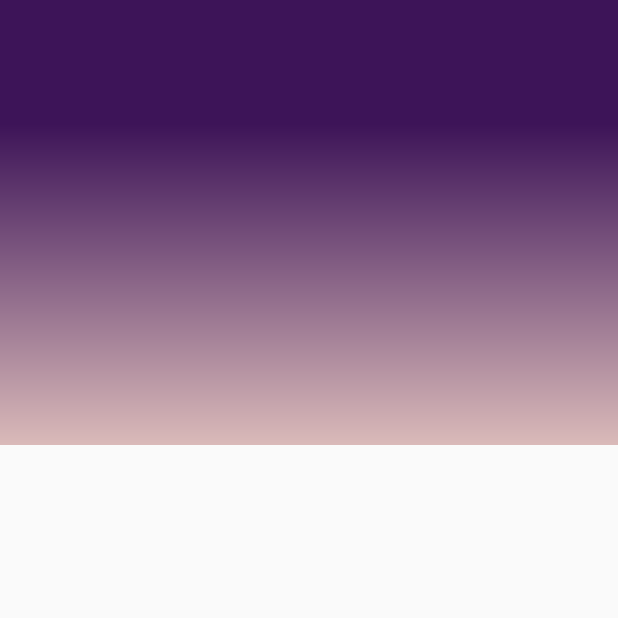
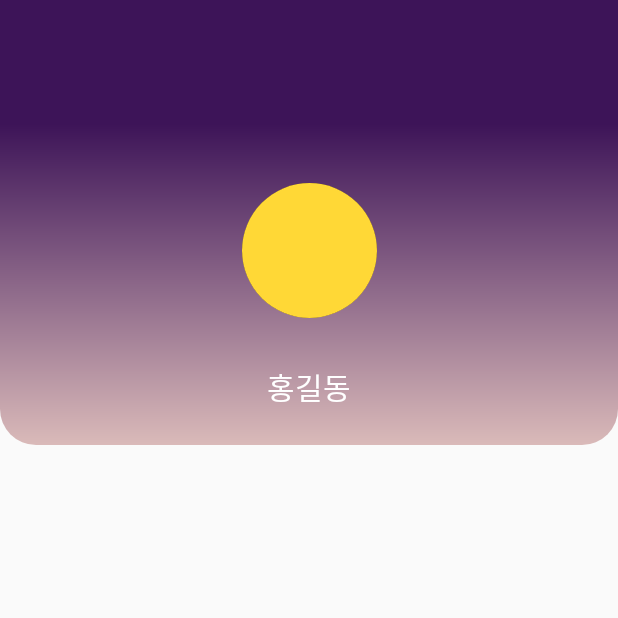
Before and after one commit to Sagittta/SulBam, an Android app: the screen it shows after launch (AccountsSettingsActivity), on a phone screen of 412 x 824 dp, the top half of it. Run offline under Robolectric (Android 15) with nearby library versions, the phone set to English and light mode, and no system bars.

Commit message:
add profile view

```diff
--- a/app/build.gradle
+++ b/app/build.gradle
@@ -26,4 +26,5 @@ dependencies {
     testImplementation 'junit:junit:4.12'
     androidTestImplementation 'androidx.test:runner:1.2.0'
     androidTestImplementation 'androidx.test.espresso:espresso-core:3.2.0'
+    implementation 'androidx.recyclerview:recyclerview:1.0.0'
 }
--- a/app/src/main/java/kr/hs/emirim/sagittta/sulbam/AccountsSettingsActivity.java
+++ b/app/src/main/java/kr/hs/emirim/sagittta/sulbam/AccountsSettingsActivity.java
@@ -2,7 +2,13 @@ package kr.hs.emirim.sagittta.sulbam;
 
 import androidx.appcompat.app.AppCompatActivity;
 
+import android.graphics.drawable.GradientDrawable;
+import android.graphics.drawable.ShapeDrawable;
+import android.graphics.drawable.shapes.OvalShape;
+import android.os.Build;
 import android.os.Bundle;
+import android.widget.FrameLayout;
+import android.widget.ImageView;
 
 public class AccountsSettingsActivity extends AppCompatActivity {
 
@@ -11,5 +17,15 @@ public class AccountsSettingsActivity extends AppCompatActivity {
         super.onCreate(savedInstanceState);
         setContentView(R.layout.activity_accounts_settings);
 
+        // 원형 프로필
+        ImageView profile = (ImageView) findViewById(R.id.profile);
+        profile.setBackground(new ShapeDrawable(new OvalShape()));
+        profile.setBackground(new ShapeDrawable(new OvalShape()));
+        if(Build.VERSION.SDK_INT >= 21) {
+            profile.setClipToOutline(true);
+        }
+
+        // 프로필 배경
+
     }
 }
--- a/app/src/main/res/drawable/main_background.xml
+++ b/app/src/main/res/drawable/main_background.xml
@@ -1,8 +1,9 @@
 <?xml version="1.0" encoding="utf-8"?>
-<shape xmlns:android="http://schemas.android.com/apk/res/android">
+<shape xmlns:android="http://schemas.android.com/apk/res/android" android:shape="rectangle">
     <gradient
         android:angle="90"
     android:type="linear"
     android:startColor="#DABAB9"
     android:endColor="#3D1458" />
+    <corners android:bottomLeftRadius="24dp" android:bottomRightRadius="24dp"/>
 </shape>
--- /dev/null
+++ b/app/src/main/res/drawable/rounding.xml
@@ -0,0 +1,5 @@
+<?xml version="1.0" encoding="utf-8"?>
+<shape xmlns:android="http://schemas.android.com/apk/res/android"
+    android:shape="rectangle">
+    <corners android:bottomLeftRadius="8dp" android:bottomRightRadius="8dp"/>
+</shape>
--- a/app/src/main/res/layout/activity_accounts_settings.xml
+++ b/app/src/main/res/layout/activity_accounts_settings.xml
@@ -25,23 +25,46 @@
         android:layout_width="0dp"
         android:layout_height="0dp"
         android:background="#3D1458"
-        app:layout_constraintBottom_toTopOf="@+id/secondLayout"
+        app:layout_constraintBottom_toTopOf="@+id/guideline"
         app:layout_constraintEnd_toEndOf="parent"
         app:layout_constraintStart_toStartOf="parent"
         app:layout_constraintTop_toTopOf="parent">
 
     </FrameLayout>
 
-    <FrameLayout
-        android:id="@+id/secondLayout"
-        android:background="@drawable/main_background"
+    <ImageView
+        android:id="@+id/bgColor"
         android:layout_width="0dp"
         android:layout_height="0dp"
+        android:background="@drawable/main_background"
         app:layout_constraintBottom_toTopOf="@+id/guideline2"
         app:layout_constraintEnd_toEndOf="parent"
         app:layout_constraintStart_toStartOf="parent"
-        app:layout_constraintTop_toTopOf="@+id/guideline">
+        app:layout_constraintTop_toBottomOf="@+id/firstLayout" />
 
-    </FrameLayout>
+    <ImageView
+        android:id="@+id/profile"
+        android:layout_width="90dp"
+        android:layout_height="90dp"
+        android:layout_marginTop="8dp"
+        app:layout_constraintBottom_toTopOf="@+id/name"
+        app:layout_constraintEnd_toEndOf="parent"
+        app:layout_constraintStart_toStartOf="parent"
+        app:layout_constraintTop_toTopOf="@+id/guideline"
+        app:srcCompat="@color/colorAccent" />
+
+    <TextView
+        android:id="@+id/name"
+        android:layout_width="wrap_content"
+        android:layout_height="wrap_content"
+        android:layout_marginStart="8dp"
+        android:layout_marginEnd="8dp"
+        android:layout_marginBottom="24dp"
+        android:text="홍길동"
+        android:textColor="#FFFFFF"
+        android:textSize="20sp"
+        app:layout_constraintBottom_toTopOf="@+id/guideline2"
+        app:layout_constraintEnd_toEndOf="parent"
+        app:layout_constraintStart_toStartOf="parent" />
 
 </androidx.constraintlayout.widget.ConstraintLayout>
```
